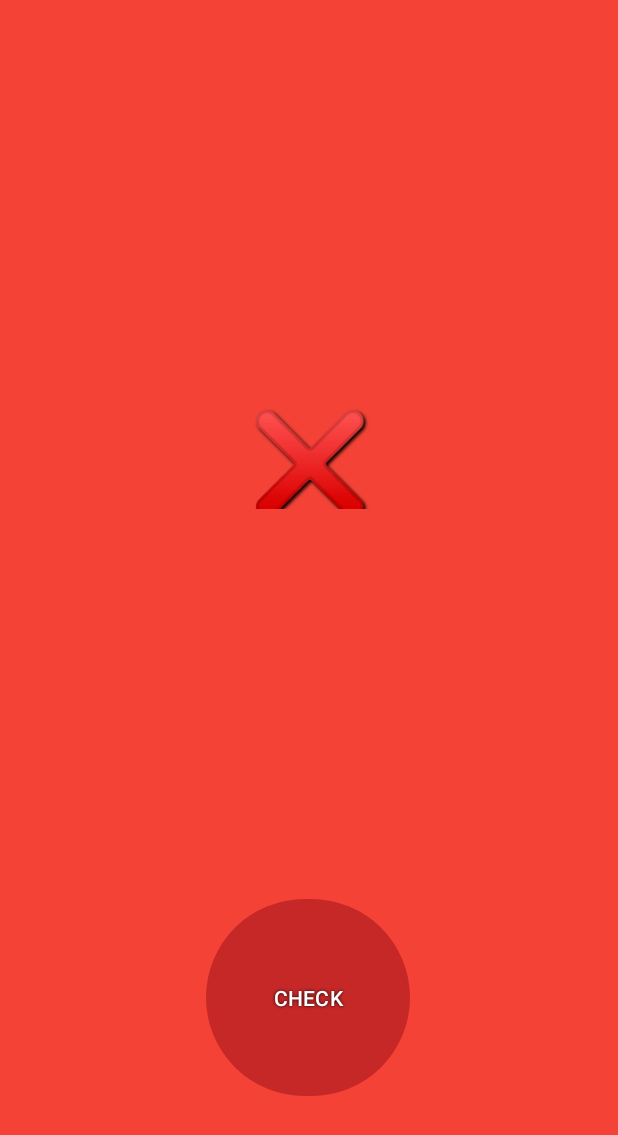
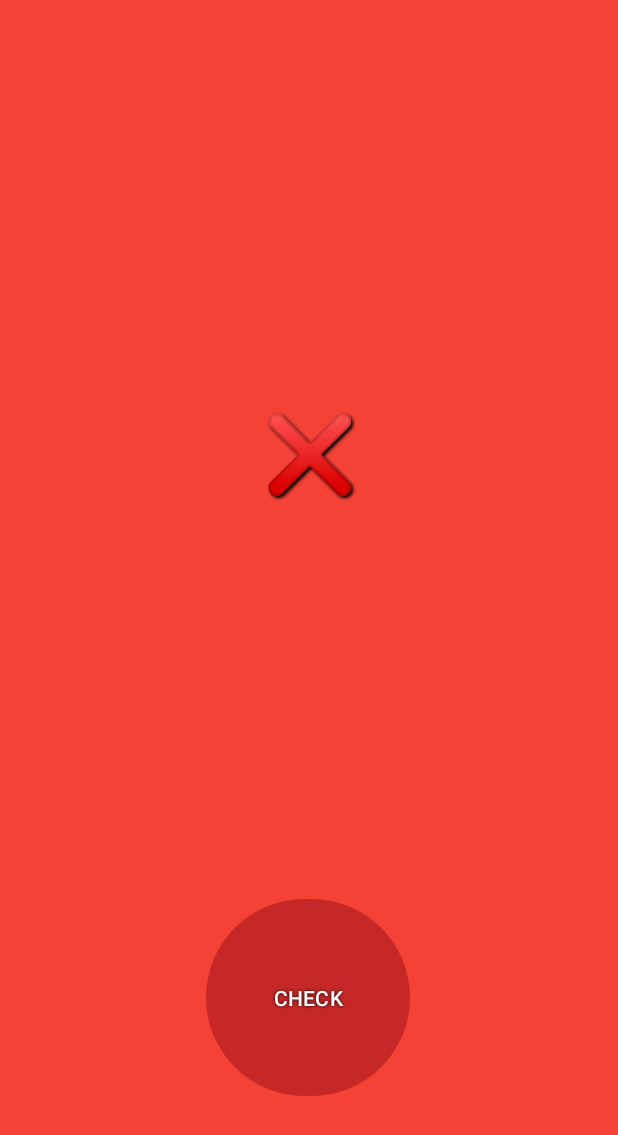
Before and after one commit to popilup64/Internet-Check, an Android app: the screen it shows after launch (MainActivity), after a tap on "CHECK", on a phone screen of 412 x 824 dp. Shown: the top 1135 px of the screen. Run offline under Robolectric (Android 15) with nearby library versions, the phone set to English and light mode, and no system bars.

Commit message:
update name file InternetChecker

```diff
--- a/app/src/main/java/com/example/internet_check/MainActivity.kt
+++ b/app/src/main/java/com/example/internet_check/MainActivity.kt
@@ -17,6 +17,7 @@ class MainActivity : AppCompatActivity() {
 
     private var lastClickTime = 0L
     private val CLICK_DELAY = 3000L
+
     // Сайты для проверки
     private val sitesToCheck = listOf(
         "https://photomath.com/",
@@ -33,7 +34,6 @@ class MainActivity : AppCompatActivity() {
         mainLayout = findViewById(R.id.main)
         button.setBackgroundColor(Color.parseColor("#2196F3"))
 
-
         button.setOnClickListener {
             if (System.currentTimeMillis() - lastClickTime < CLICK_DELAY) return@setOnClickListener
             lastClickTime = System.currentTimeMillis()
@@ -47,13 +47,35 @@ class MainActivity : AppCompatActivity() {
     }
 
     private fun checkInternet() {
-        var hasInternet = false
+        // Проверяем первый сайт
+        val firstSiteAvailable = checkSite(sitesToCheck[0])
 
-        // Проверяем каждый сайт
+        if (!firstSiteAvailable) {
+            // Если первый сайт недоступен - сразу показываем результат
+            runOnUiThread {
+                button.isEnabled = true
+                text.text = "❌"
+                text.textSize = 50f
+                mainLayout.setBackgroundColor(Color.parseColor("#F44336"))
+                button.setBackgroundColor(Color.parseColor("#C62828"))
+                text.setTextColor(Color.WHITE)
+                button.setTextColor(Color.WHITE)
+                Toast.makeText(this, "Интернета нет", Toast.LENGTH_SHORT).show()
+
+                button.postDelayed({
+                    resetToDefault()
+                }, 3000)
+            }
+            return
+        }
+
+        // Если первый сайт доступен - проверяем остальные (опционально)
+        var hasInternet = true
+
         for (site in sitesToCheck) {
             if (checkSite(site)) {
                 hasInternet = true
-                break // Если хоть один сайт доступен - интернет есть
+                break
             }
         }
 
@@ -61,23 +83,16 @@ class MainActivity : AppCompatActivity() {
             button.isEnabled = true
 
             if (hasInternet) {
-                text.text = "✅"  // Только галочка
-                text.textSize = 65f
-                mainLayout.setBackgroundColor(Color.parseColor("#4CAF50")) // Зеленый
+                text.text = "✅"
+                text.textSize = 50f
+                mainLayout.setBackgroundColor(Color.parseColor("#4CAF50"))
                 button.setBackgroundColor(Color.parseColor("#2E7D32"))
                 Toast.makeText(this, "Интернет есть", Toast.LENGTH_SHORT).show()
-            } else {
-                text.text = "❌"  // Только крестик
-                text.textSize = 65f
-                mainLayout.setBackgroundColor(Color.parseColor("#F44336")) // Красный
-                button.setBackgroundColor(Color.parseColor("#C62828"))
-                Toast.makeText(this, "Интернета нет", Toast.LENGTH_SHORT).show()
             }
 
             text.setTextColor(Color.WHITE)
             button.setTextColor(Color.WHITE)
 
-            // Возврат в исходное состояние через 3 секунды
             button.postDelayed({
                 resetToDefault()
             }, 3000)
@@ -106,8 +121,8 @@ class MainActivity : AppCompatActivity() {
     }
 
     private fun resetToDefault() {
-        mainLayout.setBackgroundColor(Color.parseColor("#E0E0E0"))  // Серый фон
-        button.setBackgroundColor(Color.parseColor("#2196F3"))     // Синяя кнопка
+        mainLayout.setBackgroundColor(Color.parseColor("#E0E0E0"))
+        button.setBackgroundColor(Color.parseColor("#2196F3"))
         text.textSize = 30f
         button.text = "CHECK"
         text.text = "Check Internet"
```
Also changed, not shown: app/build.gradle.kts (+12 -1 lines), 2 other files.
